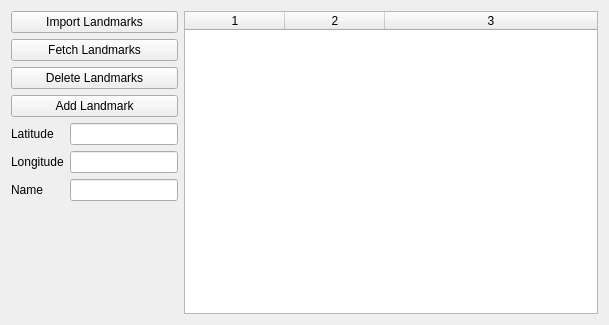
Above: examples/landmarkbrowser/landmarkbrowser.ui from qtproject/qt-mobility before the change. Below: the same form after it.
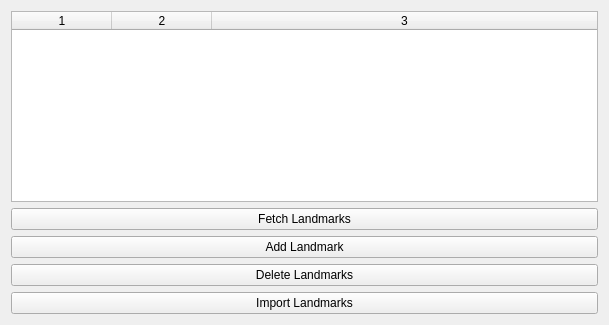
That is the form after the change.

Commit message:
Improve landmark browser example
Add in a dialog to add landmarks to save visual space.

Reorder the buttons.  Hopefully people won't be confused
as to the difference between fetch and import.

Also turn off the updatesEnabled when removing landmarks
from the table.

What changed in the file:
```diff
--- a/examples/landmarkbrowser/landmarkbrowser.ui
+++ b/examples/landmarkbrowser/landmarkbrowser.ui
@@ -13,94 +13,8 @@
   <property name="windowTitle">
    <string>Landmark Browser</string>
   </property>
-  <layout class="QFormLayout" name="formLayout">
-   <item row="0" column="0">
-    <layout class="QVBoxLayout" name="controlsLayout">
-     <property name="sizeConstraint">
-      <enum>QLayout::SetMaximumSize</enum>
-     </property>
-     <item>
-      <layout class="QVBoxLayout" name="verticalLayout_2">
-       <item>
-        <widget class="QPushButton" name="importLandmarks">
-         <property name="text">
-          <string>Import Landmarks</string>
-         </property>
-        </widget>
-       </item>
-       <item>
-        <widget class="QPushButton" name="fetchLandmarks">
-         <property name="text">
-          <string>Fetch Landmarks</string>
-         </property>
-        </widget>
-       </item>
-       <item>
-        <widget class="QPushButton" name="deleteLandmarks">
-         <property name="text">
-          <string>Delete Landmarks</string>
-         </property>
-        </widget>
-       </item>
-       <item>
-        <widget class="QPushButton" name="addLandmark">
-         <property name="text">
-          <string>Add Landmark</string>
-         </property>
-        </widget>
-       </item>
-      </layout>
-     </item>
-     <item>
-      <layout class="QGridLayout" name="gridLayout">
-       <item row="0" column="0">
-        <widget class="QLabel" name="label">
-         <property name="text">
-          <string>Latitude</string>
-         </property>
-        </widget>
-       </item>
-       <item row="0" column="1">
-        <widget class="QLineEdit" name="latitudeLineEdit"/>
-       </item>
-       <item row="1" column="0">
-        <widget class="QLabel" name="label_2">
-         <property name="text">
-          <string>Longitude</string>
-         </property>
-        </widget>
-       </item>
-       <item row="1" column="1">
-        <widget class="QLineEdit" name="longitudeLineEdit"/>
-       </item>
-       <item row="2" column="0">
-        <widget class="QLabel" name="label_3">
-         <property name="text">
-          <string>Name</string>
-         </property>
-        </widget>
-       </item>
-       <item row="2" column="1">
-        <widget class="QLineEdit" name="nameLineEdit"/>
-       </item>
-      </layout>
-     </item>
-     <item>
-      <spacer name="verticalSpacer">
-       <property name="orientation">
-        <enum>Qt::Vertical</enum>
-       </property>
-       <property name="sizeHint" stdset="0">
-        <size>
-         <width>20</width>
-         <height>40</height>
-        </size>
-       </property>
-      </spacer>
-     </item>
-    </layout>
-   </item>
-   <item row="0" column="1">
+  <layout class="QVBoxLayout" name="verticalLayout">
+   <item>
     <widget class="QTableWidget" name="table">
      <property name="sizePolicy">
       <sizepolicy hsizetype="Expanding" vsizetype="Expanding">
@@ -122,6 +36,38 @@
      <column/>
     </widget>
    </item>
+   <item>
+    <layout class="QVBoxLayout" name="verticalLayout_2">
+     <item>
+      <widget class="QPushButton" name="fetchLandmarks">
+       <property name="text">
+        <string>Fetch Landmarks</string>
+       </property>
+      </widget>
+     </item>
+     <item>
+      <widget class="QPushButton" name="addLandmark">
+       <property name="text">
+        <string>Add Landmark</string>
+       </property>
+      </widget>
+     </item>
+     <item>
+      <widget class="QPushButton" name="deleteLandmarks">
+       <property name="text">
+        <string>Delete Landmarks</string>
+       </property>
+      </widget>
+     </item>
+     <item>
+      <widget class="QPushButton" name="importLandmarks">
+       <property name="text">
+        <string>Import Landmarks</string>
+       </property>
+      </widget>
+     </item>
+    </layout>
+   </item>
   </layout>
  </widget>
  <resources/>
```
The commit also changes 5 other files.
